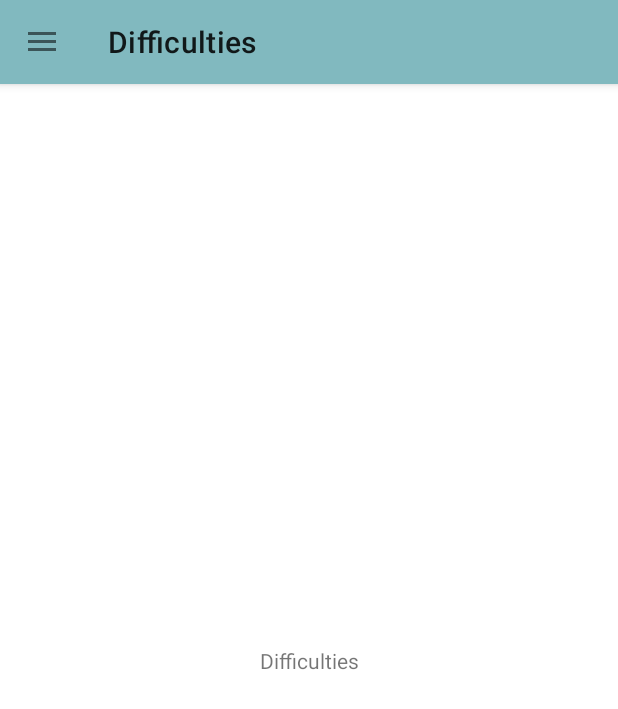
After one commit to Rav2408/LepszeDuolingo, an Android app: the DifficultiesActivity screen opened directly, with no data from a screen before it, on a phone screen of 412 x 824 dp. The commit adds this screen. Shown: the top 709 px of the screen. Run offline under Robolectric (Android 15) with nearby library versions, the phone set to English and light mode, and no system bars.

Commit message:
changed navigation bar and routing

```diff
--- /dev/null
+++ b/app/src/main/java/pl/edu/pb/lepszeduolingo/DrawerMainActivity.java
@@ -0,0 +1,64 @@
+package pl.edu.pb.lepszeduolingo;
+
+import androidx.annotation.NonNull;
+import androidx.appcompat.app.ActionBarDrawerToggle;
+import androidx.appcompat.app.AppCompatActivity;
+import androidx.appcompat.widget.Toolbar;
+import androidx.core.view.GravityCompat;
+import androidx.drawerlayout.widget.DrawerLayout;
+
+import android.content.Intent;
+import android.util.Log;
+import android.view.MenuItem;
+import android.view.View;
+import android.widget.FrameLayout;
+
+import com.google.android.material.navigation.NavigationView;
+
+import pl.edu.pb.lepszeduolingo.ui.difficulties.DifficultiesActivity;
+
+public class DrawerMainActivity extends AppCompatActivity implements NavigationView.OnNavigationItemSelectedListener {
+
+    DrawerLayout drawerLayout;
+
+    @Override
+    public void setContentView(View view) {
+        drawerLayout = (DrawerLayout) getLayoutInflater().inflate(R.layout.activity_drawer_main, null);
+        FrameLayout container = drawerLayout.findViewById(R.id.activityContainer);
+        container.addView(view);
+        super.setContentView(drawerLayout);
+
+        Toolbar toolbar = drawerLayout.findViewById(R.id.toolbar_main);
+        setSupportActionBar(toolbar);
+
+        NavigationView navigationView = drawerLayout.findViewById(R.id.nav_view);
+        navigationView.setNavigationItemSelectedListener(this);
+
+        ActionBarDrawerToggle toggle = new ActionBarDrawerToggle(this, drawerLayout, toolbar, R.string.menu_drawer_open, R.string.menu_drawer_close);
+        drawerLayout.addDrawerListener(toggle);
+        toggle.syncState();
+    }
+
+    @Override
+    public boolean onNavigationItemSelected(@NonNull MenuItem item) {
+        drawerLayout.closeDrawer(GravityCompat.START);
+        Log.d("Navigation", "Item clicked");
+        switch(item.getItemId()){
+            case R.id.nav_dictionary:
+                startActivity(new Intent(this, MainActivity.class));
+                overridePendingTransition(0, 0);
+                break;
+            case R.id.nav_difficulties:
+                startActivity(new Intent(this, DifficultiesActivity.class));
+                overridePendingTransition(0, 0);
+                break;
+        }
+        return false;
+    }
+
+    protected void allocateActivityTitle(String titleString){
+        if(getSupportActionBar() != null){
+            getSupportActionBar().setTitle(titleString);
+        }
+    }
+}
--- /dev/null
+++ b/app/src/main/java/pl/edu/pb/lepszeduolingo/ui/difficulties/DifficultiesActivity.java
@@ -0,0 +1,22 @@
+package pl.edu.pb.lepszeduolingo.ui.difficulties;
+
+import androidx.appcompat.app.AppCompatActivity;
+
+import android.os.Bundle;
+
+import pl.edu.pb.lepszeduolingo.DrawerMainActivity;
+import pl.edu.pb.lepszeduolingo.R;
+import pl.edu.pb.lepszeduolingo.databinding.ActivityDifficultiesBinding;
+import pl.edu.pb.lepszeduolingo.databinding.ActivityMainBinding;
+
+public class DifficultiesActivity extends DrawerMainActivity {
+    ActivityDifficultiesBinding activityDifficultiesBinding;
+
+    @Override
+    protected void onCreate(Bundle savedInstanceState) {
+        super.onCreate(savedInstanceState);
+        activityDifficultiesBinding = ActivityDifficultiesBinding.inflate(getLayoutInflater());
+        setContentView(activityDifficultiesBinding.getRoot());
+        allocateActivityTitle("Difficulties");
+    }
+}
--- /dev/null
+++ b/app/src/main/res/layout/activity_difficulties.xml
@@ -0,0 +1,18 @@
+<?xml version="1.0" encoding="utf-8"?>
+<androidx.constraintlayout.widget.ConstraintLayout xmlns:android="http://schemas.android.com/apk/res/android"
+    xmlns:app="http://schemas.android.com/apk/res-auto"
+    xmlns:tools="http://schemas.android.com/tools"
+    android:layout_width="match_parent"
+    android:layout_height="match_parent"
+    tools:context=".ui.difficulties.DifficultiesActivity">
+
+    <TextView
+        android:id="@+id/textView2"
+        android:layout_width="wrap_content"
+        android:layout_height="wrap_content"
+        android:text="Difficulties"
+        app:layout_constraintBottom_toBottomOf="parent"
+        app:layout_constraintEnd_toEndOf="parent"
+        app:layout_constraintStart_toStartOf="parent"
+        app:layout_constraintTop_toTopOf="parent" />
+</androidx.constraintlayout.widget.ConstraintLayout>
--- /dev/null
+++ b/app/src/main/res/layout/activity_drawer_main.xml
@@ -0,0 +1,24 @@
+<?xml version="1.0" encoding="utf-8"?>
+<androidx.drawerlayout.widget.DrawerLayout xmlns:android="http://schemas.android.com/apk/res/android"
+    xmlns:app="http://schemas.android.com/apk/res-auto"
+    xmlns:tools="http://schemas.android.com/tools"
+    android:layout_width="match_parent"
+    android:layout_height="match_parent"
+    tools:context=".DrawerMainActivity"
+    tools:openDrawer="start"
+    android:fitsSystemWindows="true">
+
+    <include
+        layout="@layout/content_main_layout"
+        android:layout_width="match_parent"
+        android:layout_height="match_parent"/>
+    <com.google.android.material.navigation.NavigationView
+        android:layout_width="wrap_content"
+        android:layout_height="match_parent"
+        android:fitsSystemWindows="true"
+        android:layout_gravity="start"
+        android:id="@+id/nav_view"
+        app:headerLayout="@layout/main_drawer_header"
+        app:menu="@menu/main_drawer_menu"/>
+
+</androidx.drawerlayout.widget.DrawerLayout>
--- /dev/null
+++ b/app/src/main/res/layout/content_main_layout.xml
@@ -0,0 +1,32 @@
+<?xml version="1.0" encoding="utf-8"?>
+<androidx.constraintlayout.widget.ConstraintLayout xmlns:android="http://schemas.android.com/apk/res/android"
+    xmlns:app="http://schemas.android.com/apk/res-auto"
+    xmlns:tools="http://schemas.android.com/tools"
+    android:layout_width="match_parent"
+    android:layout_height="match_parent">
+
+    <com.google.android.material.appbar.AppBarLayout
+        android:id="@+id/appBarLayout"
+        android:layout_width="match_parent"
+        android:layout_height="wrap_content"
+        app:layout_constraintTop_toTopOf="parent">
+
+        <androidx.appcompat.widget.Toolbar
+            android:id="@+id/toolbar_main"
+            android:layout_width="match_parent"
+            android:layout_height="?attr/actionBarSize"
+            android:background="?attr/colorPrimary"
+            android:theme="@style/Theme.LepszeDuolingo.PopupOverlay" />
+
+    </com.google.android.material.appbar.AppBarLayout>
+
+    <FrameLayout
+        android:id="@+id/activityContainer"
+        android:layout_width="411dp"
+        android:layout_height="676dp"
+        app:layout_constraintBottom_toBottomOf="parent"
+        app:layout_constraintEnd_toEndOf="parent"
+        app:layout_constraintStart_toStartOf="parent"
+        app:layout_constraintTop_toBottomOf="@+id/appBarLayout" />
+
+</androidx.constraintlayout.widget.ConstraintLayout>
--- a/app/src/main/res/menu/activity_main_drawer.xml
+++ b/app/src/main/res/menu/main_drawer_menu.xml
@@ -1,17 +1,13 @@
 <?xml version="1.0" encoding="utf-8"?>
-<menu xmlns:android="http://schemas.android.com/apk/res/android"
-    xmlns:app="http://schemas.android.com/apk/res-auto"
-    xmlns:tools="http://schemas.android.com/tools"
-    tools:showIn="navigation_view">
-
+<menu xmlns:android="http://schemas.android.com/apk/res/android">
     <group android:checkableBehavior="single">
         <item
             android:id="@+id/nav_dictionary"
             android:icon="@drawable/ic_dictionary"
             android:title="@string/menu_dictionary" />
         <item
-            android:id="@+id/nav_level"
+            android:id="@+id/nav_difficulties"
             android:icon="@drawable/ic_menu_level"
-            android:title="@string/menu_level" />
+            android:title="Difficulties" />
     </group>
 </menu>
--- a/app/src/main/res/values-night/themes.xml
+++ b/app/src/main/res/values-night/themes.xml
@@ -1,6 +1,6 @@
 <resources xmlns:tools="http://schemas.android.com/tools">
     <!-- Base application theme. -->
-    <style name="Theme.LepszeDuolingo" parent="Theme.MaterialComponents.DayNight.DarkActionBar">
+    <style name="Theme.LepszeDuolingo" parent="Theme.MaterialComponents.DayNight.NoActionBar">
         <!-- Primary brand color. -->
         <item name="colorPrimary">@color/purple_200</item>
         <item name="colorPrimaryVariant">@color/purple_700</item>
--- a/app/src/main/res/values/strings.xml
+++ b/app/src/main/res/values/strings.xml
@@ -10,4 +10,7 @@
     <string name="menu_dictionary">Dictionary</string>
     <string name="menu_level">Difficulty %1$d</string>
     <string name="menu_logout">Log out</string>
+
+    <string name="menu_drawer_open">Open</string>
+    <string name="menu_drawer_close">Close</string>
 </resources>
--- a/app/src/main/res/values/themes.xml
+++ b/app/src/main/res/values/themes.xml
@@ -1,6 +1,6 @@
 <resources xmlns:tools="http://schemas.android.com/tools">
     <!-- Base application theme. -->
-    <style name="Theme.LepszeDuolingo" parent="Theme.MaterialComponents.DayNight.DarkActionBar">
+    <style name="Theme.LepszeDuolingo" parent="Theme.MaterialComponents.DayNight.NoActionBar">
         <!-- Primary brand color. -->
         <item name="colorPrimary">@color/MainDark</item>
         <item name="colorPrimaryVariant">@color/teal_700</item>
```
Also changed, not shown: app/src/main/AndroidManifest.xml (+14 -0 lines), app/src/main/java/pl/edu/pb/lepszeduolingo/MainActivity.java (+12 -43 lines), app/src/main/res/layout/activity_main.xml (+7 -20 lines), app/src/main/res/layout/app_bar_main.xml (deleted, +0 -25 lines), app/src/main/res/layout/content_main.xml (deleted, +0 -20 lines), app/src/main/res/layout/main_drawer_header.xml (added, +39 -0 lines), app/src/main/res/layout/nav_header_main.xml (deleted, +0 -30 lines), app/src/main/res/menu/main.xml (deleted, +0 -9 lines), app/src/main/res/navigation/mobile_navigation.xml (deleted, +0 -19 lines).
